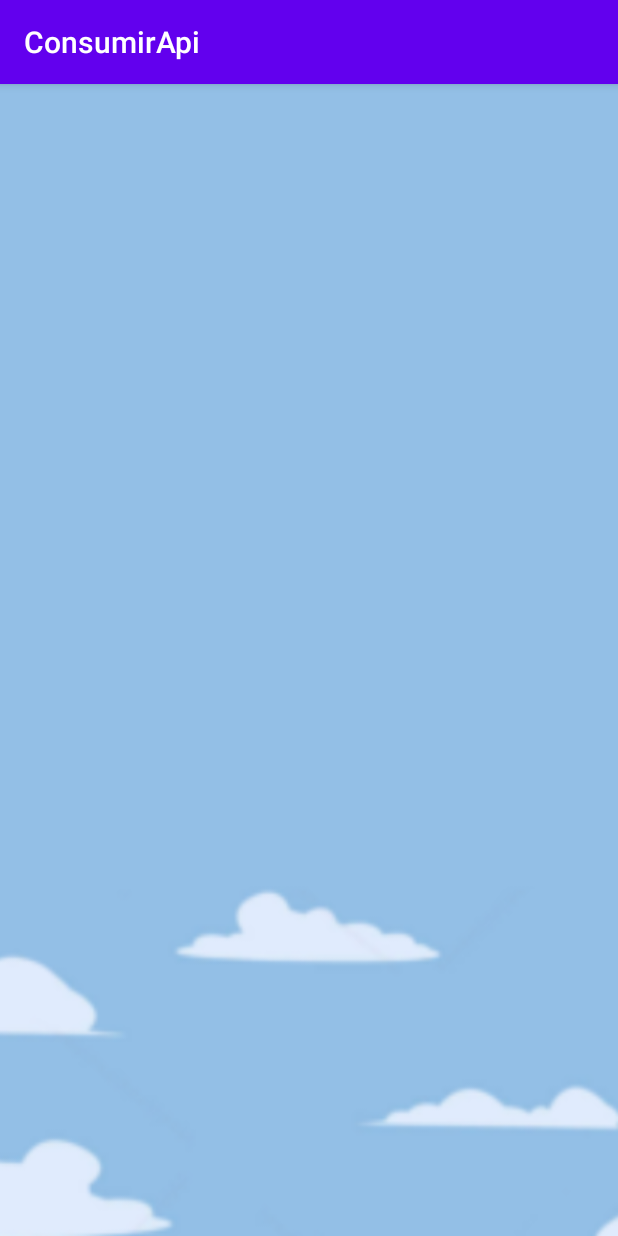
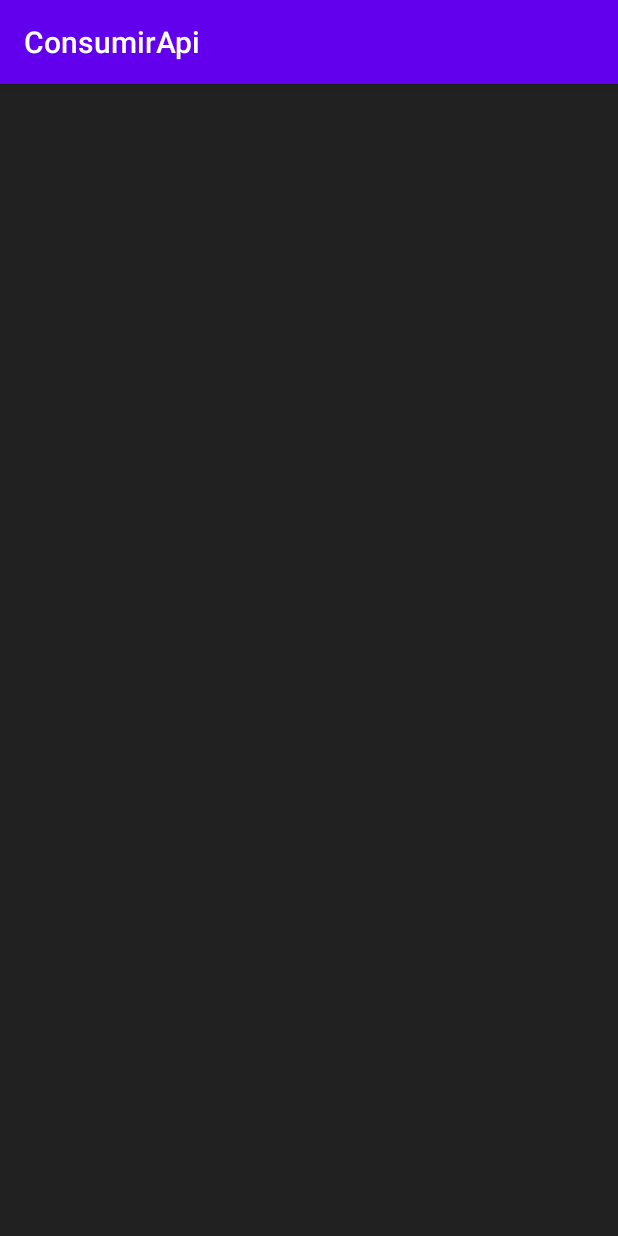
Before and after one commit to LauraSanCes/Hipoteca.Me, an Android app: the Screen_calculadora screen opened directly, with no data from a screen before it, on a phone screen of 412 x 824 dp. Run offline under Robolectric (Android 15) with nearby library versions, the phone set to English and light mode, and no system bars.

Commit message:
[DISEÑO] calculadora- laura

```diff
--- a/app/src/main/res/layout/activity_screen_calculadora.xml
+++ b/app/src/main/res/layout/activity_screen_calculadora.xml
@@ -1,10 +1,39 @@
 <?xml version="1.0" encoding="utf-8"?>
-<androidx.constraintlayout.widget.ConstraintLayout xmlns:android="http://schemas.android.com/apk/res/android"
-    xmlns:app="http://schemas.android.com/apk/res-auto"
-    xmlns:tools="http://schemas.android.com/tools"
+<RelativeLayout
+    xmlns:android="http://schemas.android.com/apk/res/android"
     android:layout_width="match_parent"
     android:layout_height="match_parent"
-    android:background="@drawable/fond_screens"
-    tools:context=".Screen_calculadora">
+    android:layout_alignParentStart="true"
+    android:layout_alignParentTop="true"
+    android:background="#212121"
+    android:orientation="vertical"
+    android:layout_alignParentLeft="true">
 
-</androidx.constraintlayout.widget.ConstraintLayout>
+    <TextView
+        android:id="@+id/Etiqueta"
+        android:layout_width="match_parent"
+        android:layout_height="wrap_content"
+        android:layout_above="@+id/gridLayout"
+        android:layout_marginBottom="196dp"
+        android:height="100dp"
+        android:gravity="end"
+        android:textAlignment="textEnd"
+        android:textColor="#F5F5F5"
+        android:textSize="35dp" />
+
+    <GridLayout
+        android:id="@+id/gridLayout"
+        android:layout_width="wrap_content"
+        android:layout_height="wrap_content"
+        android:layout_alignParentBottom="true"
+        android:layout_alignParentStart="true"
+        android:layout_gravity="center"
+        android:columnCount="4"
+        android:orientation="horizontal"
+        android:padding="0dp"
+        android:rowCount="6"
+        android:layout_alignParentLeft="true">
+
+
+    </GridLayout>
+</RelativeLayout>
```
